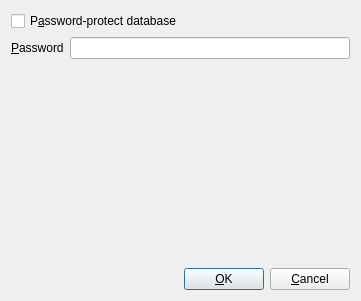
Qt form designer/prefs.ui (sobjornstad/tabularium) before a commit.
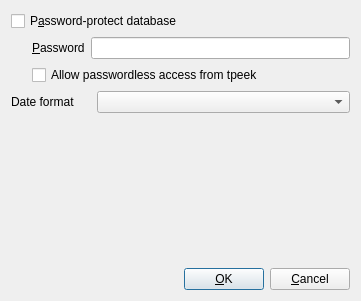
The same form after that commit.

Commit message: allow user-specified date format

What changed in the file:
```diff
--- a/designer/prefs.ui
+++ b/designer/prefs.ui
@@ -13,13 +13,33 @@
   <property name="windowTitle">
    <string>Preferences</string>
   </property>
-  <layout class="QVBoxLayout" name="verticalLayout_2">
-   <item>
     <layout class="QVBoxLayout" name="verticalLayout">
      <item>
-      <layout class="QFormLayout" name="formLayout">
+    <layout class="QGridLayout" name="gridLayout">
        <item row="1" column="0">
+      <spacer name="horizontalSpacer_2">
+       <property name="orientation">
+        <enum>Qt::Horizontal</enum>
+       </property>
+       <property name="sizeType">
+        <enum>QSizePolicy::Fixed</enum>
+       </property>
+       <property name="sizeHint" stdset="0">
+        <size>
+         <width>15</width>
+         <height>20</height>
+        </size>
+       </property>
+      </spacer>
+     </item>
+     <item row="1" column="1">
         <widget class="QLabel" name="label">
+       <property name="maximumSize">
+        <size>
+         <width>80</width>
+         <height>16777215</height>
+        </size>
+       </property>
          <property name="text">
           <string>&amp;Password</string>
          </property>
@@ -28,14 +48,37 @@
          </property>
         </widget>
        </item>
-       <item row="1" column="1">
+     <item row="1" column="2">
         <widget class="QLineEdit" name="passwordBox">
          <property name="echoMode">
           <enum>QLineEdit::Password</enum>
          </property>
         </widget>
        </item>
-       <item row="0" column="0" colspan="2">
+     <item row="2" column="0">
+      <spacer name="horizontalSpacer_3">
+       <property name="orientation">
+        <enum>Qt::Horizontal</enum>
+       </property>
+       <property name="sizeType">
+        <enum>QSizePolicy::Fixed</enum>
+       </property>
+       <property name="sizeHint" stdset="0">
+        <size>
+         <width>15</width>
+         <height>20</height>
+        </size>
+       </property>
+      </spacer>
+     </item>
+     <item row="2" column="1" colspan="2">
+      <widget class="QCheckBox" name="passwordlessTpeekCheck">
+       <property name="text">
+        <string>Allow passwordless access from tpeek</string>
+       </property>
+      </widget>
+     </item>
+     <item row="0" column="0" colspan="3">
         <widget class="QCheckBox" name="passwordCheck">
          <property name="text">
           <string>P&amp;assword-protect database</string>
@@ -44,6 +87,26 @@
        </item>
       </layout>
      </item>
+   <item>
+    <layout class="QHBoxLayout" name="horizontalLayout_2">
+     <item>
+      <widget class="QLabel" name="label_2">
+       <property name="maximumSize">
+        <size>
+         <width>80</width>
+         <height>16777215</height>
+        </size>
+       </property>
+       <property name="text">
+        <string>Date format</string>
+       </property>
+      </widget>
+     </item>
+     <item>
+      <widget class="QComboBox" name="dateCombo"/>
+     </item>
+    </layout>
+   </item>
      <item>
       <spacer name="verticalSpacer">
        <property name="orientation">
@@ -52,7 +115,7 @@
        <property name="sizeHint" stdset="0">
         <size>
          <width>20</width>
-         <height>40</height>
+       <height>133</height>
         </size>
        </property>
       </spacer>
@@ -85,8 +148,6 @@
           <string>&amp;Cancel</string>
          </property>
         </widget>
-       </item>
-      </layout>
      </item>
     </layout>
    </item>
```
Lines whose indentation alone changed are shown as unchanged. The commit also changes 6 other files.
